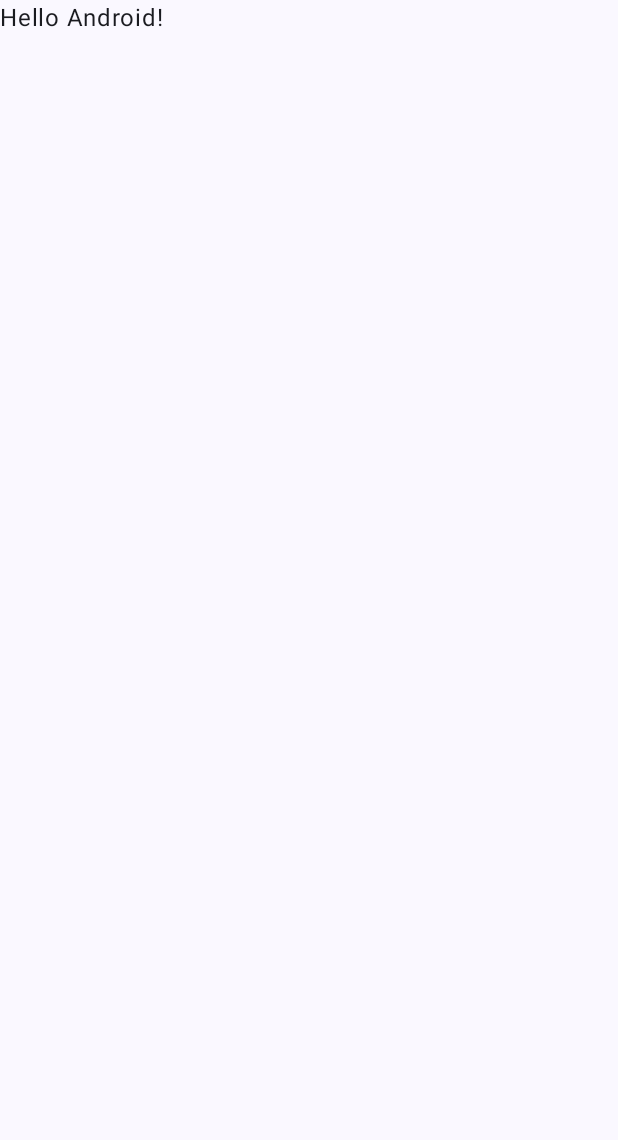
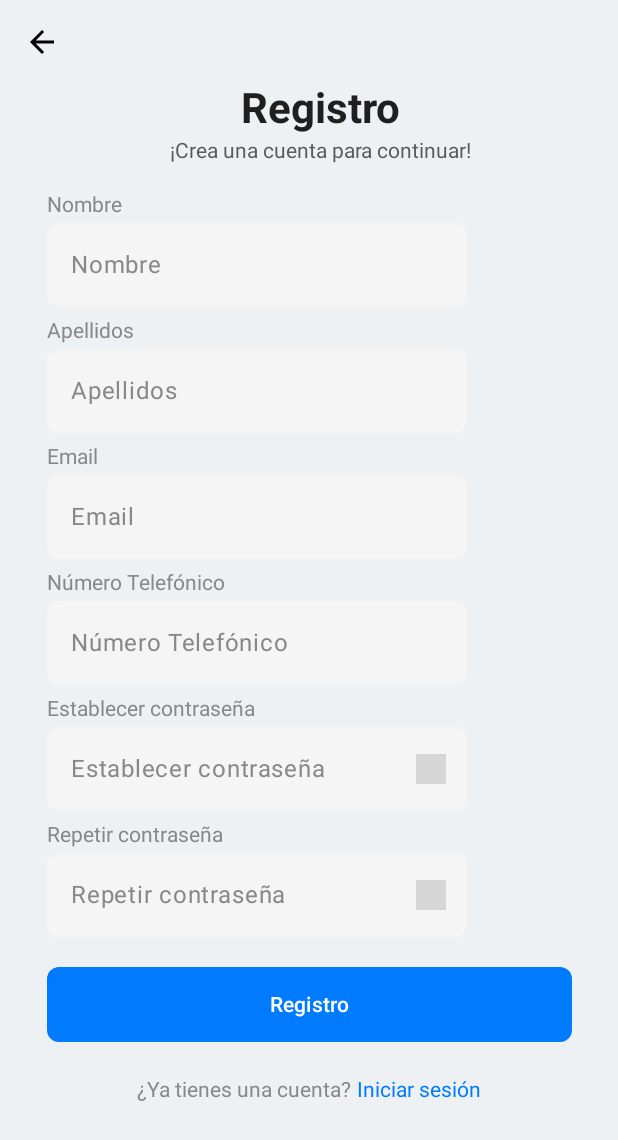
Before and after one commit to darkyy404/Crm, an Android app built with Jetpack Compose: the screen it shows after launch (MainActivity), on a phone screen of 412 x 824 dp. Before the commit the part shown is almost empty. Shown: the top 1140 px of the screen. Run offline under Robolectric (Android 15) with nearby library versions, the light colour scheme and no system bars; grey boxes are pictures that could not be loaded.

Commit message:
Creacion y configuracion del sistema de navegacion por pantallas NavigationWrapper

```diff
--- a/app/src/main/java/com/example/proyectocrm/MainActivity.kt
+++ b/app/src/main/java/com/example/proyectocrm/MainActivity.kt
@@ -1,47 +1,24 @@
 package com.example.proyectocrm
+
 
 import android.os.Bundle
 import androidx.activity.ComponentActivity
 import androidx.activity.compose.setContent
 import androidx.activity.enableEdgeToEdge
 import androidx.compose.foundation.layout.fillMaxSize
-import androidx.compose.foundation.layout.padding
 import androidx.compose.material3.Scaffold
-import androidx.compose.material3.Text
-import androidx.compose.runtime.Composable
 import androidx.compose.ui.Modifier
-import androidx.compose.ui.tooling.preview.Preview
-import com.example.proyectocrm.ui.theme.ProyectoCrmTheme
+import androidx.navigation.NavHostController
+import androidx.navigation.compose.rememberNavController
 
 class MainActivity : ComponentActivity() {
+    private lateinit var navHostController: NavHostController
     override fun onCreate(savedInstanceState: Bundle?) {
         super.onCreate(savedInstanceState)
         enableEdgeToEdge()
         setContent {
-            ProyectoCrmTheme {
-                Scaffold(modifier = Modifier.fillMaxSize()) { innerPadding ->
-                    Greeting(
-                        name = "Android",
-                        modifier = Modifier.padding(innerPadding)
-                    )
-                }
-            }
+            navHostController = rememberNavController()
+            NavigationWrapper(navHostController)
         }
     }
 }
-
-@Composable
-fun Greeting(name: String, modifier: Modifier = Modifier) {
-    Text(
-        text = "Hello $name!",
-        modifier = modifier
-    )
-}
-
-@Preview(showBackground = true)
-@Composable
-fun GreetingPreview() {
-    ProyectoCrmTheme {
-        Greeting("Android")
-    }
-}
--- /dev/null
+++ b/app/src/main/java/com/example/proyectocrm/NavigationWrapper.kt
@@ -0,0 +1,21 @@
+package com.example.proyectocrm
+
+import androidx.compose.runtime.Composable
+import androidx.navigation.compose.NavHost
+import androidx.navigation.NavHostController
+import androidx.navigation.compose.composable
+import com.example.proyectocrm.scenes.PantallaLogin
+import com.example.proyectocrm.scenes.PantallaRegistro
+
+
+
+
+@Composable
+fun NavigationWrapper (navHostController: NavHostController) {
+
+    NavHost(navController = navHostController, startDestination = "pantallaRegistro") {
+
+        composable ("pantallaLogin") { PantallaLogin(navHostController) }
+        composable ("pantallaRegistro") {PantallaRegistro(navHostController)}
+    }
+}
--- a/app/src/main/java/com/example/proyectocrm/scenes/PantallaRegistro.kt
+++ b/app/src/main/java/com/example/proyectocrm/scenes/PantallaRegistro.kt
@@ -5,6 +5,8 @@ import androidx.compose.foundation.clickable
 import androidx.compose.foundation.layout.*
 import androidx.compose.foundation.shape.RoundedCornerShape
 import androidx.compose.foundation.text.KeyboardOptions
+import androidx.compose.material.icons.Icons
+import androidx.compose.material.icons.filled.ArrowBack
 import androidx.compose.material3.*
 import androidx.compose.runtime.Composable
 import androidx.compose.runtime.remember
@@ -13,22 +15,20 @@ import androidx.compose.ui.Alignment
 import androidx.compose.ui.Modifier
 import androidx.compose.ui.graphics.Color
 import androidx.compose.ui.res.painterResource
-import androidx.compose.ui.text.font.FontWeight
+import androidx.compose.ui.text.input.KeyboardType
 import androidx.compose.ui.text.input.PasswordVisualTransformation
 import androidx.compose.ui.text.input.TextFieldValue
-import androidx.compose.ui.text.input.KeyboardType
 import androidx.compose.ui.unit.dp
 import androidx.compose.ui.unit.sp
 import androidx.compose.ui.text.style.TextAlign
-import androidx.compose.ui.tooling.preview.Preview
+import androidx.compose.ui.text.font.FontWeight
+import androidx.compose.ui.text.input.VisualTransformation
+import androidx.navigation.NavHostController
 import com.example.proyectocrm.R
-import androidx.compose.material.icons.Icons
-import androidx.compose.material.icons.filled.ArrowBack
-import androidx.compose.ui.text.input.VisualTransformation
 
 @OptIn(ExperimentalMaterial3Api::class)
 @Composable
-fun RegisterScreen() {
+fun PantallaRegistro(navHostController: NavHostController) {
     val name = remember { mutableStateOf(TextFieldValue("")) }
     val lastName = remember { mutableStateOf(TextFieldValue("")) }
     val email = remember { mutableStateOf(TextFieldValue("")) }
@@ -39,7 +39,7 @@ fun RegisterScreen() {
     Column(
         modifier = Modifier
             .fillMaxSize()
-            .background(Color(0xFFEDF1F3)), // Fondo gris claro
+            .background(Color(0xFFEDF1F3)),
         horizontalAlignment = Alignment.CenterHorizontally,
         verticalArrangement = Arrangement.Top
     ) {
@@ -52,11 +52,13 @@ fun RegisterScreen() {
         ) {
             Icon(
                 imageVector = Icons.Default.ArrowBack,
-                contentDescription = "Back",
+                contentDescription = "Volver atrás",
                 modifier = Modifier
                     .padding(start = 16.dp)
                     .size(24.dp)
-                    .clickable { /* Acción de volver atrás */ },
+                    .clickable {
+                        navHostController.navigate("pantalla_anterior") // Cambia "pantalla_anterior" por la ruta real
+                    },
                 tint = Color.Black
             )
         }
@@ -82,7 +84,7 @@ fun RegisterScreen() {
 
         Spacer(modifier = Modifier.height(16.dp))
 
-        // Campos de registro con etiquetas
+        // Campos de registro
         RegisterField("Nombre", name.value, onValueChange = { name.value = it })
         RegisterField("Apellidos", lastName.value, onValueChange = { lastName.value = it })
         RegisterField("Email", email.value, onValueChange = { email.value = it }, keyboardType = KeyboardType.Email)
@@ -93,7 +95,9 @@ fun RegisterScreen() {
         Spacer(modifier = Modifier.height(16.dp))
 
         Button(
-            onClick = { /* Acción de registro */ },
+            onClick = {
+                navHostController.navigate("pantalla_principal") // Cambia "pantalla_principal" por la ruta real
+            },
             modifier = Modifier
                 .fillMaxWidth(0.85f)
                 .height(50.dp),
@@ -115,7 +119,9 @@ fun RegisterScreen() {
                 text = "Iniciar sesión",
                 color = Color(0xFF007AFF),
                 fontSize = 14.sp,
-                modifier = Modifier.clickable { /* Acción de iniciar sesión */ }
+                modifier = Modifier.clickable {
+                    navHostController.navigate("pantalla_login") // Cambia "pantalla_login" por la ruta real
+                }
             )
         }
     }
@@ -145,7 +151,7 @@ fun RegisterField(
         OutlinedTextField(
             value = value,
             onValueChange = onValueChange,
-            placeholder = { Text(label, color = Color.Gray) }, // Para que el texto sea gris
+            placeholder = { Text(label, color = Color.Gray) },
             keyboardOptions = KeyboardOptions(keyboardType = keyboardType),
             colors = TextFieldDefaults.outlinedTextFieldColors(
                 containerColor = Color(0xFFF5F5F5),
@@ -157,8 +163,8 @@ fun RegisterField(
             trailingIcon = if (isPassword) {
                 {
                     Icon(
-                        painter = painterResource(id = R.drawable.ic_visibility), // Ícono de visibilidad
-                        contentDescription = "Visibility Icon",
+                        painter = painterResource(id = R.drawable.ic_visibility),
+                        contentDescription = "Mostrar contraseña",
                         modifier = Modifier.size(20.dp)
                     )
                 }
@@ -168,9 +174,3 @@ fun RegisterField(
         )
     }
 }
-
-@Preview(showBackground = true)
-@Composable
-fun PreviewRegisterScreen() {
-    RegisterScreen()
-}
```
Also changed, not shown: app/build.gradle.kts (+7 -0 lines), gradle/libs.versions.toml (+10 -0 lines).
